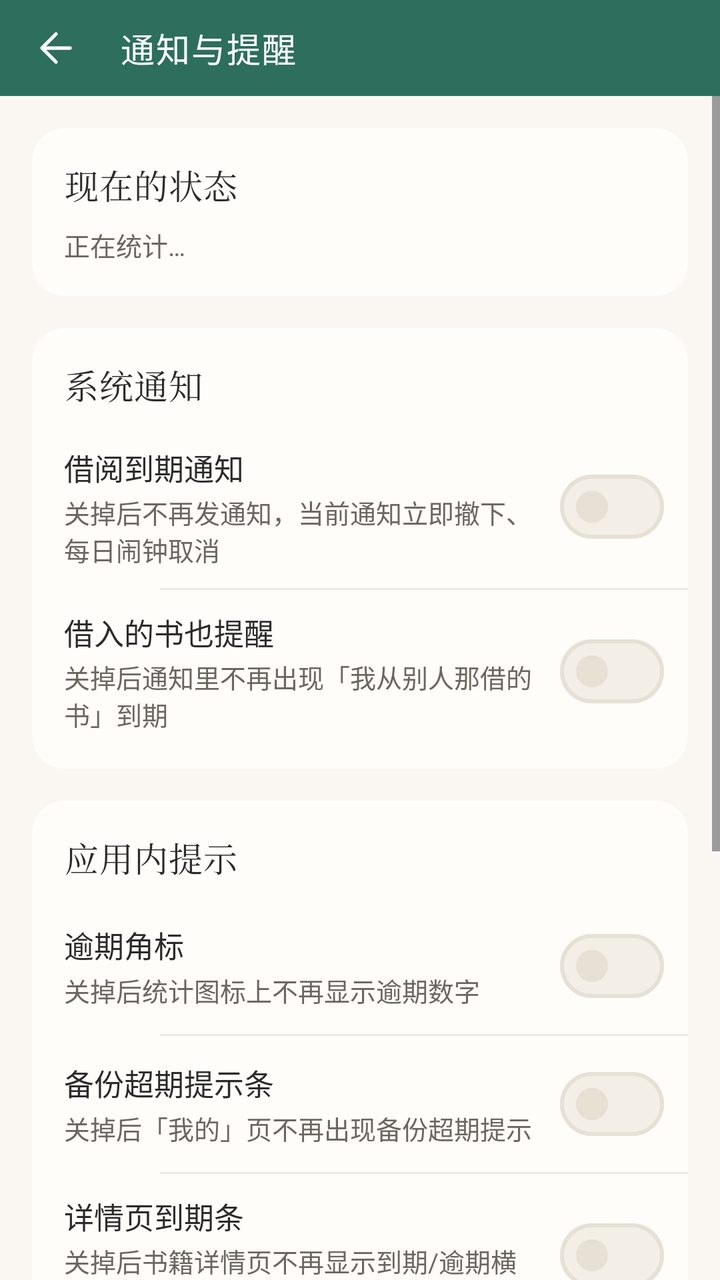
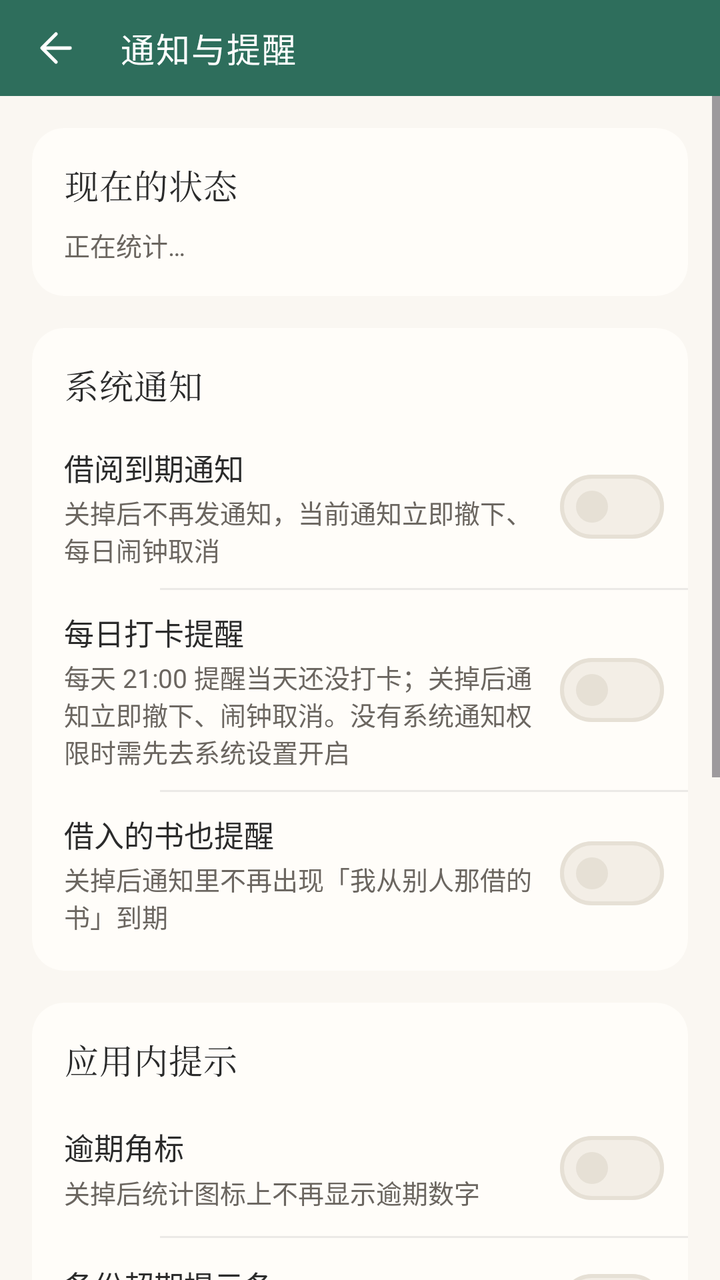

Two renders of the same Android screen: before a commit and after it. Below are the layout's source before the change and the commit's diff.
<!-- AndroidManifest.xml: application theme Theme.Bookshelf -->
<!-- res/layout/activity_reminder_settings.xml -->
<?xml version="1.0" encoding="utf-8"?>
<LinearLayout xmlns:android="http://schemas.android.com/apk/res/android"
    xmlns:app="http://schemas.android.com/apk/res-auto"
    android:layout_width="match_parent"
    android:layout_height="match_parent"
    android:orientation="vertical">

    <com.google.android.material.appbar.MaterialToolbar
        android:id="@+id/toolbar"
        style="@style/Widget.Bookshelf.Toolbar"
        android:layout_width="match_parent"
        android:layout_height="@dimen/toolbar_h"
        app:navigationIcon="@drawable/ic_back"
        app:title="通知与提醒" />

    <ScrollView
        android:layout_width="match_parent"
        android:layout_height="0dp"
        android:layout_weight="1"
        android:fillViewport="true">

        <androidx.constraintlayout.widget.ConstraintLayout
            android:layout_width="match_parent"
            android:layout_height="wrap_content">

            <LinearLayout
                android:layout_width="0dp"
                android:layout_height="wrap_content"
                android:orientation="vertical"
                android:padding="@dimen/page_padding"
                app:layout_constraintBottom_toBottomOf="parent"
                app:layout_constraintEnd_toEndOf="parent"
                app:layout_constraintHorizontal_bias="0.5"
                app:layout_constraintStart_toStartOf="parent"
                app:layout_constraintTop_toTopOf="parent"
                app:layout_constraintWidth_max="@dimen/content_max_width">

                
                <androidx.cardview.widget.CardView
                    style="@style/Widget.Bookshelf.Card"
                    android:layout_width="match_parent"
                    android:layout_height="wrap_content">

                    <LinearLayout
                        android:layout_width="match_parent"
                        android:layout_height="wrap_content"
                        android:orientation="vertical"
                        android:padding="@dimen/space_lg">

                        <TextView
                            style="@style/CardTitle"
                            android:layout_width="wrap_content"
                            android:layout_height="wrap_content"
                            android:text="现在的状态" />

                        <TextView
                            android:id="@+id/tv_reminder_summary"
                            android:layout_width="match_parent"
                            android:layout_height="wrap_content"
                            android:layout_marginTop="@dimen/space_sm"
                            android:lineSpacingMultiplier="1.35"
                            android:text="正在统计…"
                            android:textColor="?attr/on_surface_variant"
                            android:textSize="@dimen/text_body_small" />

                        <com.google.android.material.button.MaterialButton
                            android:id="@+id/btn_notify_settings"
                            style="@style/Widget.Bookshelf.Button.Outlined"
                            android:layout_width="wrap_content"
                            android:layout_height="wrap_content"
                            android:layout_marginTop="@dimen/space_md"
                            android:text="去系统设置"
                            android:visibility="gone" />
                    </LinearLayout>
                </androidx.cardview.widget.CardView>

                
                <androidx.cardview.widget.CardView
                    style="@style/Widget.Bookshelf.Card"
                    android:layout_width="match_parent"
                    android:layout_height="wrap_content"
                    android:layout_marginTop="@dimen/space_lg">

                    <LinearLayout
                        android:layout_width="match_parent"
                        android:layout_height="wrap_content"
                        android:orientation="vertical"
                        android:paddingVertical="@dimen/space_sm">

                        <TextView
                            style="@style/CardTitle"
                            android:layout_width="wrap_content"
                            android:layout_height="wrap_content"
                            android:paddingHorizontal="@dimen/space_lg"
                            android:paddingVertical="@dimen/space_sm"
                            android:text="系统通知" />

                        <LinearLayout
                            android:id="@+id/row_notify_borrow_due"
                            style="@style/MineRow">

                            <LinearLayout
                                android:layout_width="0dp"
                                android:layout_height="wrap_content"
                                android:layout_weight="1"
                                android:orientation="vertical">

                                <TextView
                                    style="@style/MineRowTitle"
                                    android:text="借阅到期通知" />

                                <TextView
                                    style="@style/MineRowSubtitle"
                                    android:text="关掉后不再发通知，当前通知立即撤下、每日闹钟取消" />
                            </LinearLayout>

                            <com.google.android.material.materialswitch.MaterialSwitch
                                android:id="@+id/sw_notify_borrow_due"
                                android:layout_width="wrap_content"
                                android:layout_height="wrap_content"
                                android:layout_marginStart="@dimen/space_md"
                                android:clickable="false"
                                android:focusable="false"
                                android:importantForAccessibility="no" />
                        </LinearLayout>

                        <View style="@style/MineRowDivider" />

                        <LinearLayout
                            android:id="@+id/row_notify_borrowed_in"
                            style="@style/MineRow">

                            <LinearLayout
                                android:layout_width="0dp"
                                android:layout_height="wrap_content"
                                android:layout_weight="1"
                                android:orientation="vertical">

                                <TextView
                                    style="@style/MineRowTitle"
                                    android:text="借入的书也提醒" />

                                <TextView
                                    style="@style/MineRowSubtitle"
                                    android:text="关掉后通知里不再出现「我从别人那借的书」到期" />
                            </LinearLayout>

                            <com.google.android.material.materialswitch.MaterialSwitch
                                android:id="@+id/sw_notify_borrowed_in"
                                android:layout_width="wrap_content"
                                android:layout_height="wrap_content"
                                android:layout_marginStart="@dimen/space_md"
                                android:clickable="false"
                                android:focusable="false"
                                android:importantForAccessibility="no" />
                        </LinearLayout>
                    </LinearLayout>
                </androidx.cardview.widget.CardView>

                
                <androidx.cardview.widget.CardView
                    style="@style/Widget.Bookshelf.Card"
                    android:layout_width="match_parent"
                    android:layout_height="wrap_content"
                    android:layout_marginTop="@dimen/space_lg">

                    <LinearLayout
                        android:layout_width="match_parent"
                        android:layout_height="wrap_content"
                        android:orientation="vertical"
                        android:paddingVertical="@dimen/space_sm">

                        <TextView
                            style="@style/CardTitle"
                            android:layout_width="wrap_content"
                            android:layout_height="wrap_content"
                            android:paddingHorizontal="@dimen/space_lg"
                            android:paddingVertical="@dimen/space_sm"
                            android:text="应用内提示" />

                        <LinearLayout
                            android:id="@+id/row_badge_overdue"
                            style="@style/MineRow">

                            <LinearLayout
                                android:layout_width="0dp"
                                android:layout_height="wrap_content"
                                android:layout_weight="1"
                                android:orientation="vertical">

                                <TextView
                                    style="@style/MineRowTitle"
                                    android:text="逾期角标" />

                                <TextView
                                    style="@style/MineRowSubtitle"
                                    android:text="关掉后统计图标上不再显示逾期数字" />
                            </LinearLayout>

                            <com.google.android.material.materialswitch.MaterialSwitch
                                android:id="@+id/sw_badge_overdue"
                                android:layout_width="wrap_content"
                                android:layout_height="wrap_content"
                                android:layout_marginStart="@dimen/space_md"
                                android:clickable="false"
                                android:focusable="false"
                                android:importantForAccessibility="no" />
                        </LinearLayout>

                        <View style="@style/MineRowDivider" />

                        <LinearLayout
                            android:id="@+id/row_banner_backup_stale"
                            style="@style/MineRow">

                            <LinearLayout
                                android:layout_width="0dp"
                                android:layout_height="wrap_content"
                                android:layout_weight="1"
                                android:orientation="vertical">

                                <TextView
                                    style="@style/MineRowTitle"
                                    android:text="备份超期提示条" />

                                <TextView
                                    style="@style/MineRowSubtitle"
                                    android:text="关掉后「我的」页不再出现备份超期提示" />
                            </LinearLayout>

                            <com.google.android.material.materialswitch.MaterialSwitch
                                android:id="@+id/sw_banner_backup_stale"
                                android:layout_width="wrap_content"
                                android:layout_height="wrap_content"
                                android:layout_marginStart="@dimen/space_md"
                                android:clickable="false"
                                android:focusable="false"
                                android:importantForAccessibility="no" />
                        </LinearLayout>

                        <View style="@style/MineRowDivider" />

                        <LinearLayout
                            android:id="@+id/row_banner_borrow_due"
                            style="@style/MineRow">

                            <LinearLayout
                                android:layout_width="0dp"
                                android:layout_height="wrap_content"
                                android:layout_weight="1"
                                android:orientation="vertical">

                                <TextView
                                    style="@style/MineRowTitle"
                                    android:text="详情页到期条" />

                                <TextView
                                    style="@style/MineRowSubtitle"
                                    android:text="关掉后书籍详情页不再显示到期/逾期横条（不影响数据与借阅记录）" />
                            </LinearLayout>

                            <com.google.android.material.materialswitch.MaterialSwitch
                                android:id="@+id/sw_banner_borrow_due"
                                android:layout_width="wrap_content"
                                android:layout_height="wrap_content"
                                android:layout_marginStart="@dimen/space_md"
                                android:clickable="false"
                                android:focusable="false"
                                android:importantForAccessibility="no" />
                        </LinearLayout>
                    </LinearLayout>
                </androidx.cardview.widget.CardView>

                
                <androidx.cardview.widget.CardView
                    style="@style/Widget.Bookshelf.Card"
                    android:layout_width="match_parent"
                    android:layout_height="wrap_content"
                    android:layout_marginTop="@dimen/space_lg">

                    <LinearLayout
                        android:layout_width="match_parent"
                        android:layout_height="wrap_content"
                        android:orientation="vertical"
                        android:paddingVertical="@dimen/space_sm">

                        <TextView
                            style="@style/CardTitle"
                            android:layout_width="wrap_content"
                            android:layout_height="wrap_content"
                            android:paddingHorizontal="@dimen/space_lg"
                            android:paddingVertical="@dimen/space_sm"
                            android:text="桌面与更新" />

                        <LinearLayout
                            android:id="@+id/row_widget_enabled"
                            style="@style/MineRow">

                            <LinearLayout
                                android:layout_width="0dp"
                                android:layout_height="wrap_content"
                                android:layout_weight="1"
                                android:orientation="vertical">

                                <TextView
                                    style="@style/MineRowTitle"
                                    android:text="桌面小组件刷新" />

                                <TextView
                                    style="@style/MineRowSubtitle"
                                    android:text="关掉后桌面组件内容不再随数据变化更新" />
                            </LinearLayout>

                            <com.google.android.material.materialswitch.MaterialSwitch
                                android:id="@+id/sw_widget_enabled"
                                android:layout_width="wrap_content"
                                android:layout_height="wrap_content"
                                android:layout_marginStart="@dimen/space_md"
                                android:clickable="false"
                                android:focusable="false"
                                android:importantForAccessibility="no" />
                        </LinearLayout>

                        <View style="@style/MineRowDivider" />

                        <LinearLayout
                            android:id="@+id/row_prompt_new_version"
                            style="@style/MineRow">

                            <LinearLayout
                                android:layout_width="0dp"
                                android:layout_height="wrap_content"
                                android:layout_weight="1"
                                android:orientation="vertical">

                                <TextView
                                    android:id="@+id/tv_update_row_title"
                                    style="@style/MineRowTitle"
                                    android:text="发现新版本时提示我" />

                                <TextView
                                    android:id="@+id/tv_update_row_note"
                                    style="@style/MineRowSubtitle"
                                    android:text="关掉后启动发现新版本不再弹窗，可在「应用更新」手动检查" />
                            </LinearLayout>

                            <com.google.android.material.materialswitch.MaterialSwitch
                                android:id="@+id/sw_prompt_new_version"
                                android:layout_width="wrap_content"
                                android:layout_height="wrap_content"
                                android:layout_marginStart="@dimen/space_md"
                                android:clickable="false"
                                android:focusable="false"
                                android:importantForAccessibility="no" />
                        </LinearLayout>
                    </LinearLayout>
                </androidx.cardview.widget.CardView>

                <TextView
                    android:layout_width="match_parent"
                    android:layout_height="wrap_content"
                    android:layout_marginTop="@dimen/space_lg"
                    android:lineSpacingMultiplier="1.4"
                    android:text="关闭开关不会删除任何已记录的数据，只是不再提醒、不再显示角标。"
                    android:textColor="?attr/on_surface_variant"
                    android:textSize="@dimen/text_body_small" />
            </LinearLayout>
        </androidx.constraintlayout.widget.ConstraintLayout>
    </ScrollView>
</LinearLayout>
<!-- resources referenced by this layout -->
<resources>
  <dimen name="content_max_width">9999dp</dimen>
  <dimen name="page_padding">16dp</dimen>
  <dimen name="space_lg">16dp</dimen>
  <dimen name="space_md">12dp</dimen>
  <dimen name="space_sm">8dp</dimen>
  <dimen name="text_body_small">13sp</dimen>
  <dimen name="toolbar_h">48dp</dimen>
  <style name="MineRowDivider">
          <item name="android:layout_width">match_parent</item>
          <item name="android:layout_height">1dp</item>
          <item name="android:layout_marginStart">64dp</item>
          <item name="android:background">@color/divider_soft</item>
      </style>
  <dimen name="text_headline">17sp</dimen>
  <color name="divider_soft">#14000000</color>
  <dimen name="text_body">15sp</dimen>
  <style name="ShapeAppearance.Bookshelf.Medium" parent="ShapeAppearance.Material3.Corner.Medium">
          <item name="cornerSize">@dimen/radius_md</item>
      </style>
  <dimen name="radius_md">12dp</dimen>
  <dimen name="card_corner">16dp</dimen>
  <color name="primary">#2E6E5C</color>
  <color name="primary_dark">#1F4D40</color>
  <color name="accent">#C08A3E</color>
  <color name="chip_bg">#E8F0ED</color>
  <color name="green_container">#E6F0EC</color>
  <color name="green_on_container">#1C4A3E</color>
  <color name="green_page">#FAF7F2</color>
  <color name="green_surface">#FFFDF9</color>
  <color name="green_surface_dim">#F3EEE6</color>
  <color name="green_outline">#E6E0D5</color>
  <color name="green_outline_strong">#D8D0C2</color>
  <color name="bg_page">#FAF7F2</color>
  <color name="surface">#FFFDF9</color>
  <color name="surface_dim">#F4F0E9</color>
  <color name="outline">#E6E0D5</color>
  <color name="outline_strong">#CFC5B4</color>
  <color name="text_main">#2B2B2B</color>
  <color name="text_sub">#6B6660</color>
  <color name="accent_text">#8A5A1A</color>
  <color name="dock_surface">#FFFFFF</color>
  <style name="Widget.Bookshelf.MaterialCard" parent="Widget.Material3.CardView.Outlined">
          <item name="cardCornerRadius">@dimen/card_corner</item>
          <item name="cardElevation">0dp</item>
          <item name="strokeColor">?attr/outline</item>
          <item name="strokeWidth">1dp</item>
      </style>
  <style name="Widget.Bookshelf.ChipGroup" parent="Widget.Material3.ChipGroup">
          <item name="chipSpacingHorizontal">8dp</item>
          <item name="chipSpacingVertical">4dp</item>
          <item name="singleLine">false</item>
      </style>
  <style name="ThemeOverlay.Bookshelf.BottomSheet" parent="ThemeOverlay.Material3.BottomSheetDialog">
          <item name="bottomSheetStyle">@style/Widget.Bookshelf.BottomSheet</item>
      </style>
  <style name="ShapeAppearance.Bookshelf.Pill" parent="ShapeAppearance.Material3.Corner.Full">
          <item name="cornerSize">50%</item>
      </style>
  <style name="TextAppearance.Bookshelf.DialogTitle" parent="MaterialAlertDialog.Material3.Title.Text">
          <item name="android:textSize">@dimen/text_title_toolbar</item>
          <item name="android:textStyle">bold</item>
          <item name="android:textColor">?attr/on_surface</item>
      </style>
  <style name="Widget.Bookshelf.Button.Dialog" parent="Widget.Material3.Button.TextButton.Dialog">
          <item name="android:textSize">@dimen/text_body_small</item>
          <item name="android:textAllCaps">false</item>
      </style>
  <style name="ShapeAppearance.Bookshelf.Dialog" parent="ShapeAppearance.Material3.Corner.Large">
          <item name="cornerSize">@dimen/radius_2xl</item>
      </style>
  <style name="Widget.Bookshelf.BottomSheet" parent="Widget.Material3.BottomSheet.Modal">
          <item name="shapeAppearance">@style/ShapeAppearance.Bookshelf.BottomSheet</item>
          <item name="backgroundTint">?attr/surface</item>
          
          <item name="elevationOverlayEnabled">false</item>
      </style>
  <dimen name="text_title_toolbar">16sp</dimen>
  <dimen name="radius_2xl">24dp</dimen>
  <!-- unchanged entries left out for length: 17 -->
</resources>

<!-- the commit's change to res/layout/activity_reminder_settings.xml (unified diff, before → after) -->
@@ -116,6 +116,38 @@
 
                             <com.google.android.material.materialswitch.MaterialSwitch
                                 android:id="@+id/sw_notify_borrow_due"
+                                android:layout_width="wrap_content"
+                                android:layout_height="wrap_content"
+                                android:layout_marginStart="@dimen/space_md"
+                                android:clickable="false"
+                                android:focusable="false"
+                                android:importantForAccessibility="no" />
+                        </LinearLayout>
+
+                        <View style="@style/MineRowDivider" />
+
+                        
+                        <LinearLayout
+                            android:id="@+id/row_notify_checkin_daily"
+                            style="@style/MineRow">
+
+                            <LinearLayout
+                                android:layout_width="0dp"
+                                android:layout_height="wrap_content"
+                                android:layout_weight="1"
+                                android:orientation="vertical">
+
+                                <TextView
+                                    style="@style/MineRowTitle"
+                                    android:text="每日打卡提醒" />
+
+                                <TextView
+                                    style="@style/MineRowSubtitle"
+                                    android:text="每天 21:00 提醒当天还没打卡；关掉后通知立即撤下、闹钟取消。没有系统通知权限时需先去系统设置开启" />
+                            </LinearLayout>
+
+                            <com.google.android.material.materialswitch.MaterialSwitch
+                                android:id="@+id/sw_notify_checkin_daily"
                                 android:layout_width="wrap_content"
                                 android:layout_height="wrap_content"
                                 android:layout_marginStart="@dimen/space_md"
